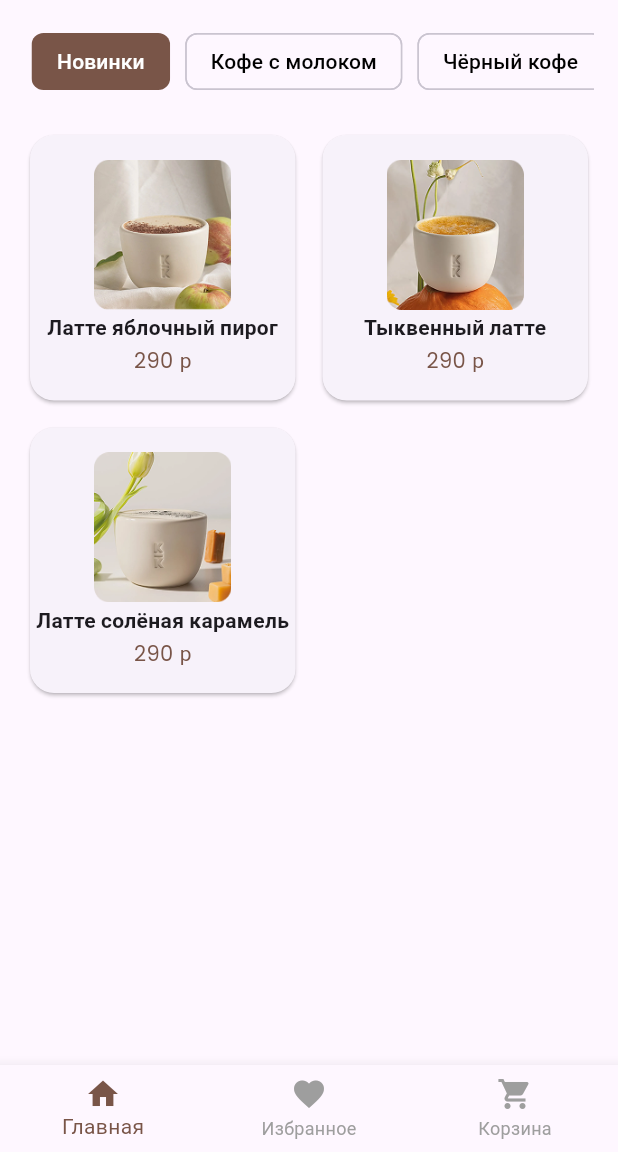
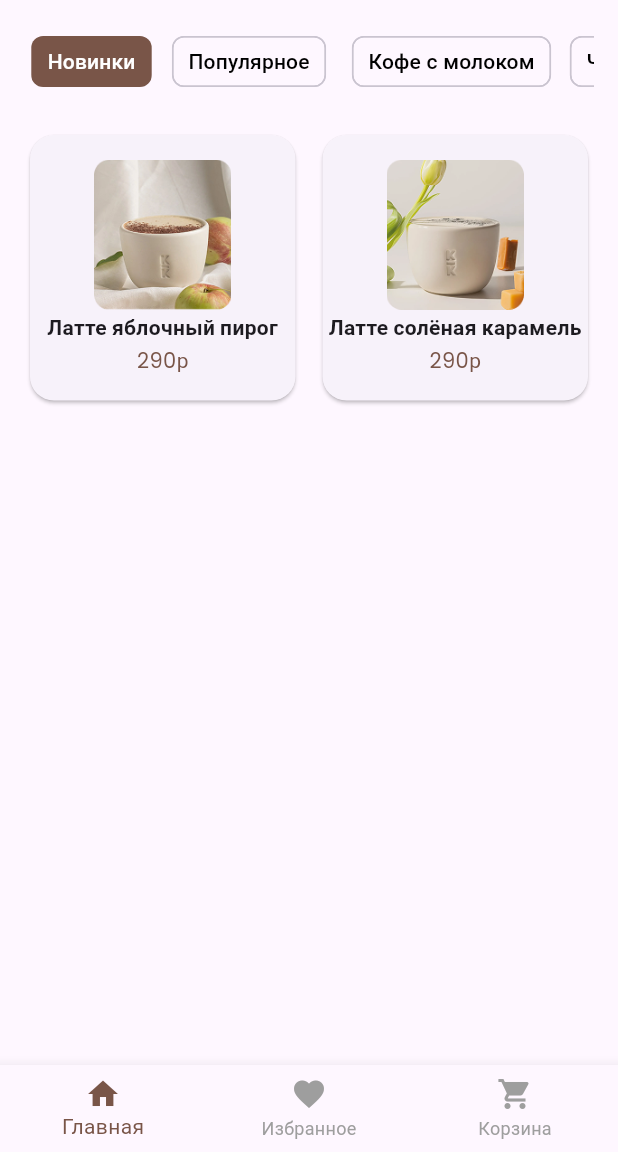
Before and after one commit to Cure232/flutter_application_coffee_shop, a Flutter app: the screen it shows after launch, on a phone screen of 412 x 824 dp, the part 84-1236 px from its top. Run offline on Flutter 3.47's test engine with Material 3 defaults, Android fonts, the phone set to English and light mode, and no system bars; our stand-ins replace google_fonts.

Commit message:
Basic products logic and category switching added

```diff
--- a/lib/main.dart
+++ b/lib/main.dart
@@ -1,8 +1,23 @@
 import 'package:flutter/material.dart';
+import 'package:flutter/services.dart' show rootBundle;
 import 'package:google_fonts/google_fonts.dart';
+import 'product.dart';
 
-void main() {
-  runApp(CoffeeApp());
+String productsJsonPath = "assets/products.json";
+List<Product> products = [];
+
+void main() async {
+  WidgetsFlutterBinding.ensureInitialized();
+  try
+  {
+    rootBundle.loadString(productsJsonPath).then((result) {
+    products = parseProducts(result);
+    runApp(CoffeeApp());
+  });
+  } catch (ex) {
+      rethrow;
+  }
+
 }
 
 class CoffeeApp extends StatelessWidget {
@@ -19,6 +34,7 @@ class CoffeeApp extends StatelessWidget {
     );
   }
 }
+
 
 class CoffeeMenuScreen extends StatefulWidget {
   const CoffeeMenuScreen({super.key});
@@ -65,18 +81,14 @@ class CoffeeMenuScreenState extends State<CoffeeMenuScreen> {
 }
 
 class HomePage extends StatefulWidget {
+  const HomePage({super.key});
+
   @override
   State<StatefulWidget> createState() => HomePageState();
 }
 
 class HomePageState extends State<HomePage> {
-  final List<Map<String, String>> products = [
-    {"name": "Латте яблочный пирог", "price": "290 р", "image": "assets/apple_latte.png"},
-    {"name": "Тыквенный латте", "price": "290 р", "image": "assets/pumpkin_latte.png"},
-    {"name": "Латте солёная карамель", "price": "290 р", "image": "assets/salt_latte.png"},
-  ];
-
-  final List<String> categories = ["Новинки", "Кофе с молоком", "Чёрный кофе"];
+  final List<String> categories = ["Новинки", "Популярное"];
   int selectedCategoryIndex = 0;
 
   final ScrollController _scrollController = ScrollController();
@@ -84,10 +96,11 @@ class HomePageState extends State<HomePage> {
 
   @override
   void initState() {
+    for (Product p in products)
+    {
+      categories.addAll(p.categories.where((category) => !categories.contains(category)));
+    }
     super.initState();
-    for (int i = 0; i < categories.length; i++) {
-      _keys[i] = GlobalKey(); // Создаём уникальные ключи для каждого ChoiceChip
-    }
   }
 
   bool _isFullyVisible(int index) {
@@ -97,7 +110,7 @@ class HomePageState extends State<HomePage> {
     double itemLeft = renderBox.localToGlobal(Offset.zero).dx;
     double itemRight = itemLeft + renderBox.size.width;
 
-    RenderBox listBox = _scrollController.position.context.storageContext!.findRenderObject() as RenderBox;
+    RenderBox listBox = _scrollController.position.context.storageContext.findRenderObject() as RenderBox;
     double listLeft = listBox.localToGlobal(Offset.zero).dx;
     double listRight = listLeft + listBox.size.width;
 
@@ -114,19 +127,23 @@ class HomePageState extends State<HomePage> {
     _scrollController.animateTo(
       scrollOffset,
       duration: Duration(milliseconds: 300),
-      curve: Curves.easeInOut,
+      curve: Curves.easeOutSine,
     );
   }
 
   @override
   Widget build(BuildContext context)
   {
+    List<Product> selectedCategoryProducts = [];
+    selectedCategoryProducts.addAll(products.where((product) => product.categories.contains(categories[selectedCategoryIndex])));
+
     return Padding(
         padding: const EdgeInsets.all(16.0),
         child: Column(
           crossAxisAlignment: CrossAxisAlignment.start,
           children: [
             SizedBox(
+              //width: categories.length * 120,
               height: 50,
               child: ListView.builder(
                 controller: _scrollController,
@@ -134,9 +151,9 @@ class HomePageState extends State<HomePage> {
                 itemCount: categories.length,
                 itemBuilder: (context, index) {
                   return Padding(
-                    padding: const EdgeInsets.symmetric(horizontal: 5.0, vertical: 0.0),
+                    padding: const EdgeInsets.symmetric(horizontal: 0.0, vertical: 0.0),
                     child: IntrinsicWidth(
-                      stepWidth: 0.0,
+                      stepWidth: 30.0,
                       child: ChoiceChip(
                         key: _keys[index],
                         label: Text(categories[index]),
@@ -145,12 +162,15 @@ class HomePageState extends State<HomePage> {
                         onSelected: (selected) {
                           setState(() {
                             selectedCategoryIndex = index;
+                            selectedCategoryProducts.clear();
+                            selectedCategoryProducts.addAll(products.where((product) => product.categories.contains(categories[selectedCategoryIndex])));
                             _scrollToSelected(index);
                           });
                         },
                         selectedColor: Colors.brown,
-                        labelStyle: TextStyle(
-                            color: selectedCategoryIndex == index ? Colors.white : Colors.black),
+                        labelStyle: TextStyle(color: selectedCategoryIndex == index ? Colors.white : Colors.black),
+                        labelPadding: const EdgeInsets.symmetric(horizontal: 6.0),
+                        padding: const EdgeInsets.symmetric(horizontal: 4.0),
                         ) //Choise Chip
                       ), // IntrinsicWidth
                   ); //Padding
@@ -165,27 +185,24 @@ class HomePageState extends State<HomePage> {
                   crossAxisSpacing: 10,
                   mainAxisSpacing: 10,
                 ),
-                itemCount: products.length,
+                itemCount: selectedCategoryProducts.length,
                 itemBuilder: (context, index) {
                   return Card(
-                    shape: RoundedRectangleBorder(
-                      borderRadius: BorderRadius.circular(16),
-                    ),
+                    shape: RoundedRectangleBorder(borderRadius: BorderRadius.circular(16)),
                     child: Column(
                       mainAxisAlignment: MainAxisAlignment.center,
                       children: [
-                        Image.asset(products[index]["image"]!, height: 100),
+                        Image.asset(selectedCategoryProducts[index].image, height: 100),
                         SizedBox(height: 2),
-                        Text(products[index]["name"]!,
+                        Text(selectedCategoryProducts[index].name,
                             textAlign: TextAlign.center,
                             style: TextStyle(fontWeight: FontWeight.bold),),
                         SizedBox(height: 2),
-                        Text(products[index]["price"]!, style: TextStyle(color: Colors.brown)),
+                        Text((selectedCategoryProducts[index].price.toString() + selectedCategoryProducts[index].currency), style: TextStyle(color: Colors.brown)),
                       ],
-
                     ), //Image and text
                   ); //Item card
-                },
+                }, // itemBuilder
               ), //GridView Builder
             ), //Expanded
           ], //Column children
@@ -195,6 +212,8 @@ class HomePageState extends State<HomePage> {
 }
 
 class FavoritesPages extends StatefulWidget{
+  const FavoritesPages({super.key});
+
   @override
   State<StatefulWidget> createState() {
     // TODO: implement createState
@@ -203,6 +222,8 @@ class FavoritesPages extends StatefulWidget{
 }
 
 class CartPage extends StatefulWidget{
+  const CartPage({super.key});
+
   @override
   State<StatefulWidget> createState() {
     // TODO: implement createState
--- /dev/null
+++ b/lib/product.dart
@@ -0,0 +1,55 @@
+import 'dart:convert';
+
+class Product {
+  final String name;
+  final List<String> categories;
+  final bool isFavorite;
+  final int price;
+  final String currency;
+  final String image;
+
+  Product({
+    required this.name,
+    required this.categories,
+    required this.isFavorite,
+    required this.price,
+    required this.currency,
+    required this.image,
+  });
+
+  // Десериализация из JSON
+  factory Product.fromJson(Map<String, dynamic> json) {
+    return Product(
+      name: json['name'],
+      categories: List<String>.from(json['categories']),
+      isFavorite: json['is_favorite'],
+      price: json['price'],
+      currency: json['currency'],
+      image: json['image'],
+    );
+  }
+
+  // Сериализация в JSON
+  Map<String, dynamic> toJson() {
+    return {
+      'name': name,
+      'categories': categories, // Сохраняем как список
+      'is_favorite': isFavorite,
+      'price': price,
+      'currency': currency,
+      'image': image,
+    };
+  }
+
+  @override
+  String toString() {
+    return 'Product(name: $name, categories: $categories, is_favorite: $isFavorite, price: $price, currency: $currency, image: $image)';
+  }
+}
+
+List<Product> parseProducts(String jsonString) {
+  final Map<String, dynamic> jsonData = jsonDecode(jsonString);
+  final List<dynamic> jsonList = jsonData['products'];
+
+  return jsonList.map((json) => Product.fromJson(json)).toList();
+}
--- a/pubspec.yaml
+++ b/pubspec.yaml
@@ -62,10 +62,8 @@ flutter:
   #   - images/a_dot_burr.jpeg
   #   - images/a_dot_ham.jpeg
   assets:
-    - assets/apple_latte.png
-    - assets/pumpkin_latte.png
-    - assets/salt_latte.png
-
+    - assets/products.json
+    - assets/images/
   # An image asset can refer to one or more resolution-specific "variants", see
   # https://flutter.dev/to/resolution-aware-images
 
```
Also changed, not shown: assets/products.json (added, +34 -0 lines), assets/images/apple_latte.png (renamed from assets/apple_latte.png), assets/images/pumpkin_latte.png (renamed from assets/pumpkin_latte.png), assets/images/salted_caramel.png (renamed from assets/salt_latte.png).
